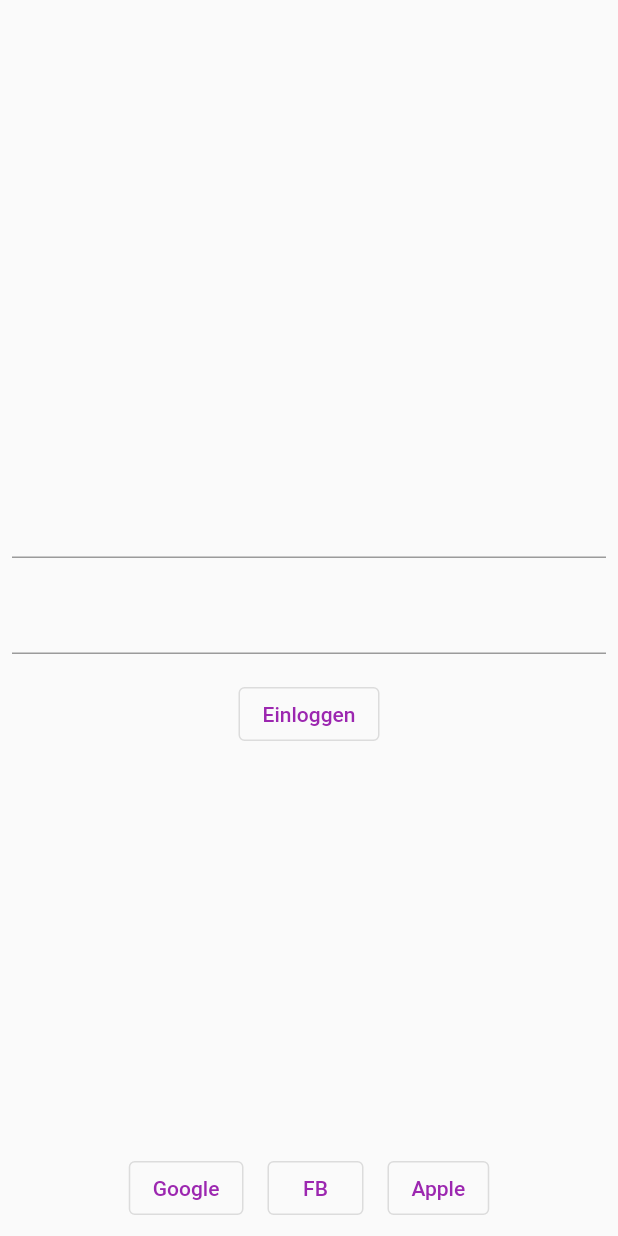
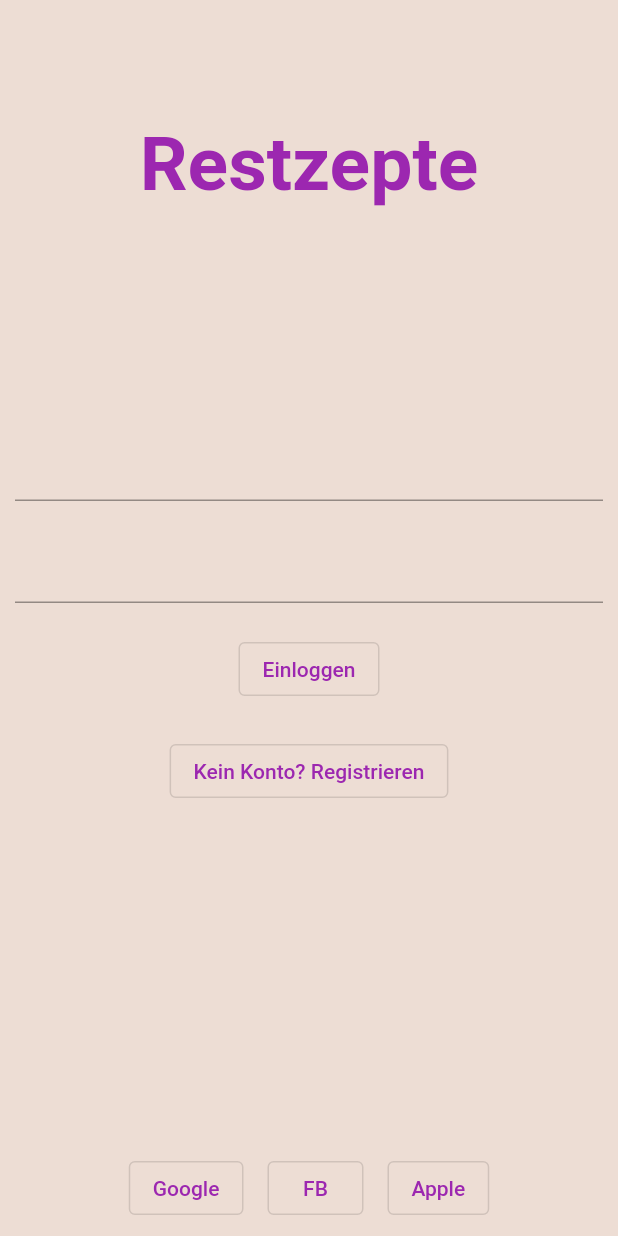
Before and after one commit to MarvinHill/restzepte, a Flutter app: the screen it shows after launch, on a phone screen of 412 x 824 dp. Run offline on Flutter 3.47's test engine with Material 2 defaults, Android fonts, the light colour scheme and no system bars; our stand-ins replace google_fonts.

Commit message:
Added directions

```diff
--- a/front/restzepte_flutter/lib/main.dart
+++ b/front/restzepte_flutter/lib/main.dart
@@ -1,31 +1,33 @@
 import 'package:flutter/material.dart';
-import 'package:restzepte_flutter/widgets/LogIn.dart';
+import 'package:restzepte_flutter/assests/RestzepteColors.dart';
+import 'package:restzepte_flutter/pages/Discovery.dart';
+import 'package:restzepte_flutter/pages/LogIn.dart';
 
 void main() {
   runApp(const MyApp());
+
 }
 
 class MyApp extends StatelessWidget {
+
   const MyApp({super.key});
+
+
 
   // This widget is the root of your application.
   @override
   Widget build(BuildContext context) {
     return MaterialApp(
-      title: 'Flutter Demo',
+      routes: {
+        "/login":(context) => const LogIn(),
+        "/discovery": (context) => const Discovery(),
+      },
+      title: 'Restzepte',
       theme: ThemeData(
-        // This is the theme of your application.
-        //
-        // Try running your application with "flutter run". You'll see the
-        // application has a blue toolbar. Then, without quitting the app, try
-        // changing the primarySwatch below to Colors.green and then invoke
-        // "hot reload" (press "r" in the console where you ran "flutter run",
-        // or simply save your changes to "hot reload" in a Flutter IDE).
-        // Notice that the counter didn't reset back to zero; the application
-        // is not restarted.
         primarySwatch: Colors.purple,
+        scaffoldBackgroundColor: RestzepteColors.background,
       ),
-      home: const LogIn(),
+      initialRoute: "/login",
     );
   }
 }
```
